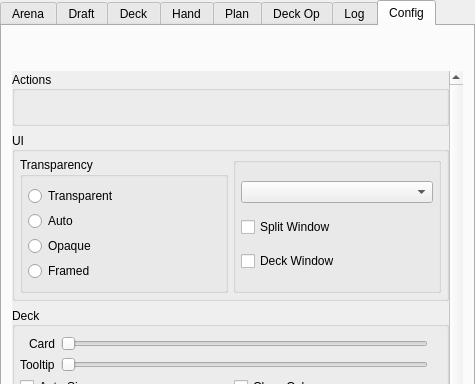
This is mainwindow.ui in supertriodo/Arena-Tracker as Qt 5 draws it before an edit; both pictures show x 0 to 475 and y 0 to 384 of the 475 by 697 pixel window. The edited form follows.
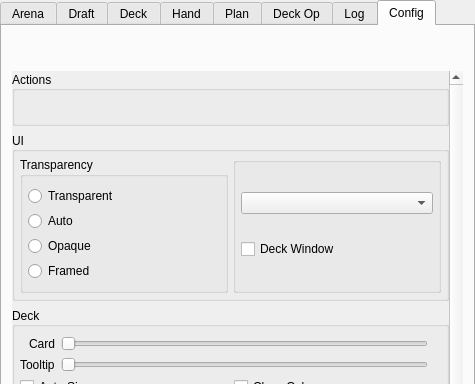
This is the edited form. The open tabs and pages were chosen to show the change. Icons and pictures are not drawn. Custom widgets are drawn as their Qt base class.

Commit message: Remove split window feature.

Patch:
```diff
--- a/mainwindow.ui
+++ b/mainwindow.ui
@@ -1548,17 +1548,6 @@
                     <item>
                      <widget class="QComboBox" name="configComboTheme"/>
                     </item>
-                    <item>
-                     <widget class="QCheckBox" name="configCheckWindowSplit">
-                      <property name="toolTip">
-                       <string>Split Window: When window gets bigger
-it'll split to show several tabs at once</string>
-                      </property>
-                      <property name="text">
-                       <string>Split Window</string>
-                      </property>
-                     </widget>
-                    </item>
                     <item>
                      <widget class="QCheckBox" name="configCheckDeckWindow">
                       <property name="toolTip">
```
The commit also changes 2 other files.
